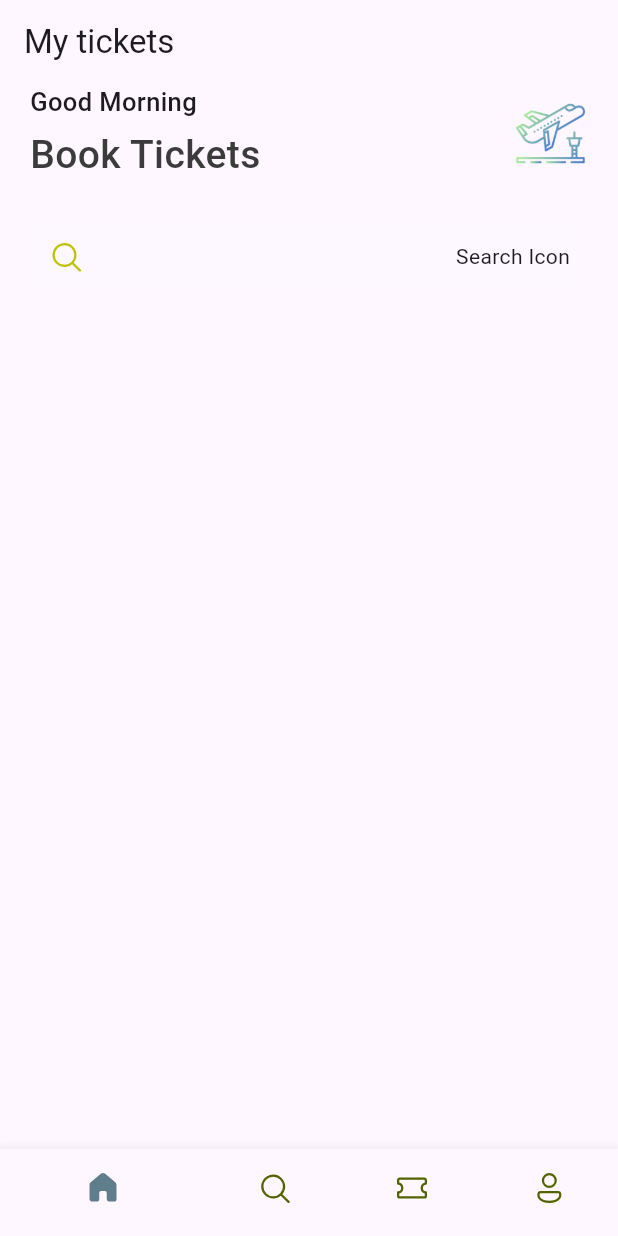
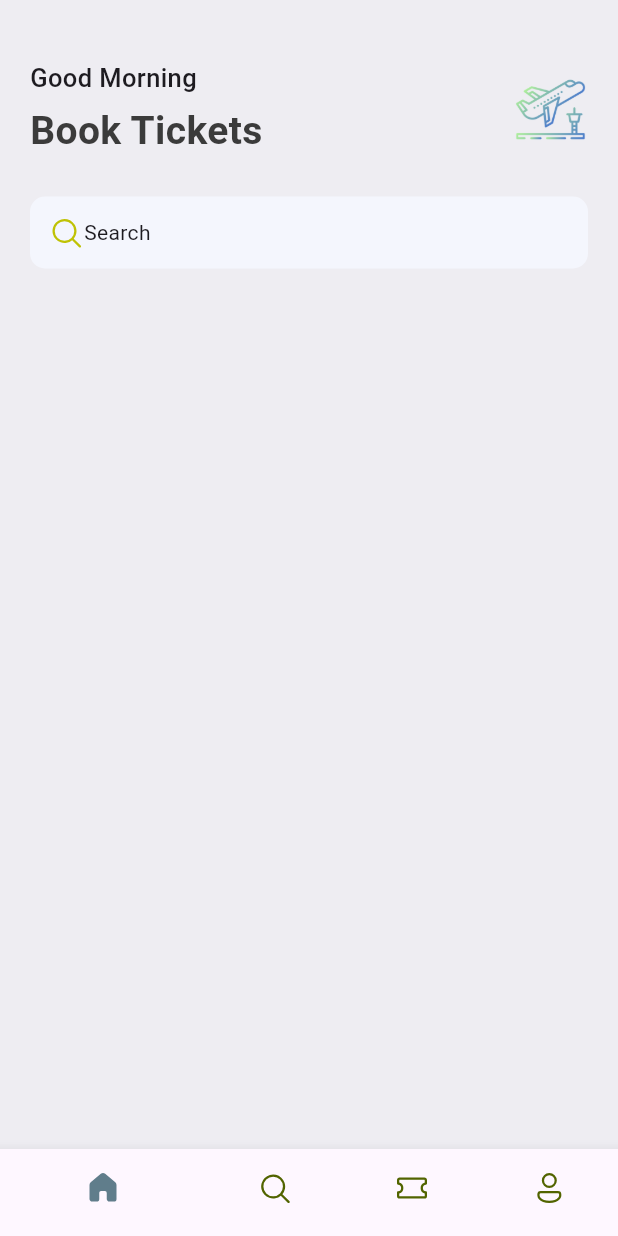
Before and after one commit to Isedin/flight_ticketing_app, a Flutter app: the screen it shows after launch, on a phone screen of 412 x 824 dp. Run offline on Flutter 3.47's test engine with Material 3 defaults, Android fonts, the phone set to English and light mode, and no system bars; our stand-ins replace fluentui_icons.

Commit message:
feat: update UI components in HomeScreen and BottomNavBar

```diff
--- a/lib/base/bottom_nav_bar.dart
+++ b/lib/base/bottom_nav_bar.dart
@@ -30,7 +30,6 @@ class _BottomNavBarState extends State<BottomNavBar> {
   @override
   Widget build(BuildContext context) {
     return Scaffold(
-      appBar: AppBar(title: Text("My tickets")),
       body: appScreens[_selectedIndex],
       bottomNavigationBar: BottomNavigationBar(
         currentIndex: _selectedIndex,
--- a/lib/base/res/styles/app_styles.dart
+++ b/lib/base/res/styles/app_styles.dart
@@ -4,11 +4,12 @@ Color primary = const Color(0xFF687daf);
 
 class AppStyles {
   static Color primaryColor = primary;
+  static Color bgColor = const Color(0xFFeeedf2);
   static Color textColor = const Color(0xFF3b3b3b);
 
   static TextStyle headlineStyle1 = TextStyle(
     fontSize: 26,
-    fontWeight: FontWeight.w500,
+    fontWeight: FontWeight.bold,
     color: AppStyles.textColor,
   );
 
--- a/lib/main.dart
+++ b/lib/main.dart
@@ -9,11 +9,6 @@ class MyApp extends StatelessWidget {
   const MyApp({super.key});
   @override
   Widget build(BuildContext context) {
-    return MaterialApp(
-      debugShowCheckedModeBanner: false,
-      title: 'Flutter Demo',
-      theme: ThemeData(),
-      home: BottomNavBar(),
-    );
+    return MaterialApp(debugShowCheckedModeBanner: false, home: BottomNavBar());
   }
 }
--- a/lib/screens/home_screen.dart
+++ b/lib/screens/home_screen.dart
@@ -9,8 +9,10 @@ class HomeScreen extends StatelessWidget {
   @override
   Widget build(BuildContext context) {
     return Scaffold(
+      backgroundColor: AppStyles.bgColor,
       body: ListView(
         children: [
+          const SizedBox(height: 40),
           Container(
             padding: const EdgeInsets.symmetric(horizontal: 20),
             child: Column(
@@ -46,16 +48,15 @@ class HomeScreen extends StatelessWidget {
                   ),
                   decoration: BoxDecoration(
                     borderRadius: BorderRadius.circular(10),
-                    color: const Color(0xFF4F6FD),
+                    color: const Color(0xFFF4F6FD),
                   ),
                   child: Row(
-                    mainAxisAlignment: MainAxisAlignment.spaceBetween,
                     children: [
                       Icon(
                         FluentSystemIcons.ic_fluent_search_regular,
                         color: Color(0xFFbFC205),
                       ),
-                      Text("Search Icon"),
+                      Text("Search"),
                     ],
                   ),
                 ),
```
